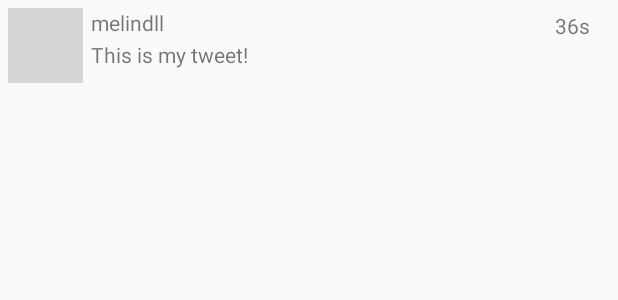
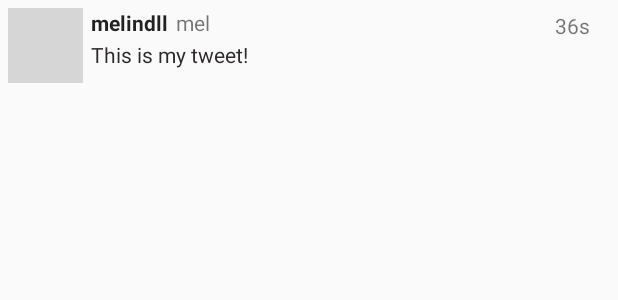
Before and after one commit to kathlynk/SimpleTweet-12, an Android app: the layout item_tweet.xml on its own in the app's theme, with its tools: preview values and no code run, on a phone screen of 412 x 824 dp. Shown: the top 300 px of the screen. Run offline under Robolectric (Android 15) with nearby library versions, the phone set to English and light mode, and no system bars; grey boxes are pictures that could not be loaded.

Commit message:
Added twitter handle and modified tweet text styling. Changed activity bar to be twitter blue

```diff
--- a/app/src/main/java/com/codepath/apps/restclienttemplate/TweetsAdapter.java
+++ b/app/src/main/java/com/codepath/apps/restclienttemplate/TweetsAdapter.java
@@ -73,6 +73,7 @@ public class TweetsAdapter extends RecyclerView.Adapter<TweetsAdapter.ViewHolder
         TextView tvBody;
         TextView tvScreenName;
         TextView tvTimestamp;
+        TextView tvHandle;
 
         public ViewHolder(@NonNull View itemView) {
             super(itemView);
@@ -80,11 +81,13 @@ public class TweetsAdapter extends RecyclerView.Adapter<TweetsAdapter.ViewHolder
             tvBody = itemView.findViewById(R.id.tvBody);
             tvScreenName = itemView.findViewById(R.id.tvScreenName);
             tvTimestamp = itemView.findViewById(R.id.tvTimestamp);
+            tvHandle = itemView.findViewById(R.id.tvHandle);
         }
 
         public void bind(Tweet tweet) {
             tvBody.setText(tweet.body);
-            tvScreenName.setText(tweet.user.screenName);
+            tvScreenName.setText(tweet.user.name);
+            tvHandle.setText("@" + tweet.user.screenName);
             tvTimestamp.setText(getRelativeTimeAgo(tweet.createdAt));
             Glide.with(context).load(tweet.user.profileImageUrl).fitCenter().transform(new RoundedCornersTransformation(15, 5)).into(ivProfileImage);
         }
@@ -109,11 +112,11 @@ public class TweetsAdapter extends RecyclerView.Adapter<TweetsAdapter.ViewHolder
                 } else if (diff < 2 * MINUTE_MILLIS) {
                     return "a minute ago";
                 } else if (diff < 50 * MINUTE_MILLIS) {
-                    return diff / MINUTE_MILLIS + " m";
+                    return diff / MINUTE_MILLIS + "m";
                 } else if (diff < 90 * MINUTE_MILLIS) {
                     return "an hour ago";
                 } else if (diff < 24 * HOUR_MILLIS) {
-                    return diff / HOUR_MILLIS + " h";
+                    return diff / HOUR_MILLIS + "h";
                 } else if (diff < 48 * HOUR_MILLIS) {
                     return "yesterday";
                 } else {
--- a/app/src/main/res/layout/item_tweet.xml
+++ b/app/src/main/res/layout/item_tweet.xml
@@ -24,7 +24,9 @@
         android:layout_marginStart="5dp"
         android:layout_marginTop="0dp"
         android:layout_toEndOf="@id/ivProfileImage"
-        android:text="melindll" />
+        android:text="melindll"
+        android:textAppearance="@style/TextAppearance.AppCompat.Body1"
+        android:textStyle="bold" />
 
     <TextView
         android:id="@+id/tvBody"
@@ -35,9 +37,10 @@
         android:layout_marginTop="2dp"
         android:layout_marginRight="10dp"
         android:layout_toEndOf="@+id/ivProfileImage"
+        android:autoLink="all"
+        android:linksClickable="true"
         android:text="This is my tweet!"
-        android:autoLink="all"
-        android:linksClickable="true"/>
+        android:textColor="#2E2A2A" />
 
     <TextView
         android:id="@+id/tvTimestamp"
@@ -49,4 +52,14 @@
         android:layout_marginEnd="13dp"
         android:text="36s"
         android:textAlignment="textEnd" />
+
+    <TextView
+        android:id="@+id/tvHandle"
+        android:layout_width="wrap_content"
+        android:layout_height="wrap_content"
+        android:layout_alignParentTop="true"
+        android:layout_marginStart="5dp"
+        android:layout_marginTop="0dp"
+        android:layout_toEndOf="@+id/tvScreenName"
+        android:text="mel" />
 </RelativeLayout>
--- a/app/src/main/res/values/styles.xml
+++ b/app/src/main/res/values/styles.xml
@@ -6,6 +6,7 @@
             res/values-vXX/styles.xml, while customizations related to
             backward-compatibility can go here.
         -->
+        <item name="colorPrimary">#ff1da1f2</item>
     </style>
 
     <!-- Application theme. -->
```
